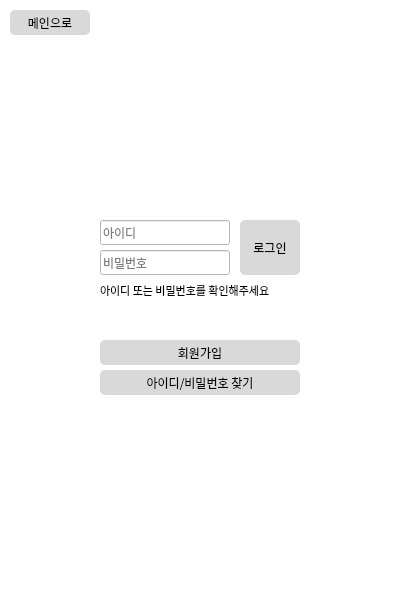
syarin03/jjapkaotalk, file main.ui: the form before one commit.
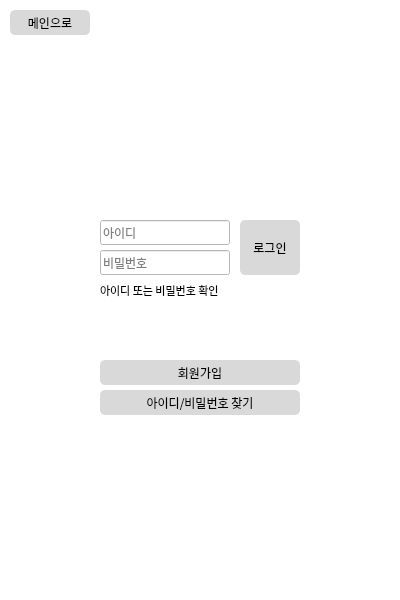
The form after the commit.

What changed in the file:
```diff
--- a/main.ui
+++ b/main.ui
@@ -211,7 +211,7 @@
       <property name="geometry">
        <rect>
         <x>100</x>
-        <y>340</y>
+        <y>360</y>
         <width>200</width>
         <height>25</height>
        </rect>
@@ -277,7 +277,7 @@
       <property name="geometry">
        <rect>
         <x>100</x>
-        <y>370</y>
+        <y>390</y>
         <width>200</width>
         <height>25</height>
        </rect>
@@ -337,7 +337,7 @@
        </font>
       </property>
       <property name="text">
-       <string>아이디 또는 비밀번호를 확인해주세요</string>
+       <string>아이디 또는 비밀번호 확인</string>
       </property>
      </widget>
     </widget>
```
Left out of the diff: 6 changed lines with no effect on the pictures.
